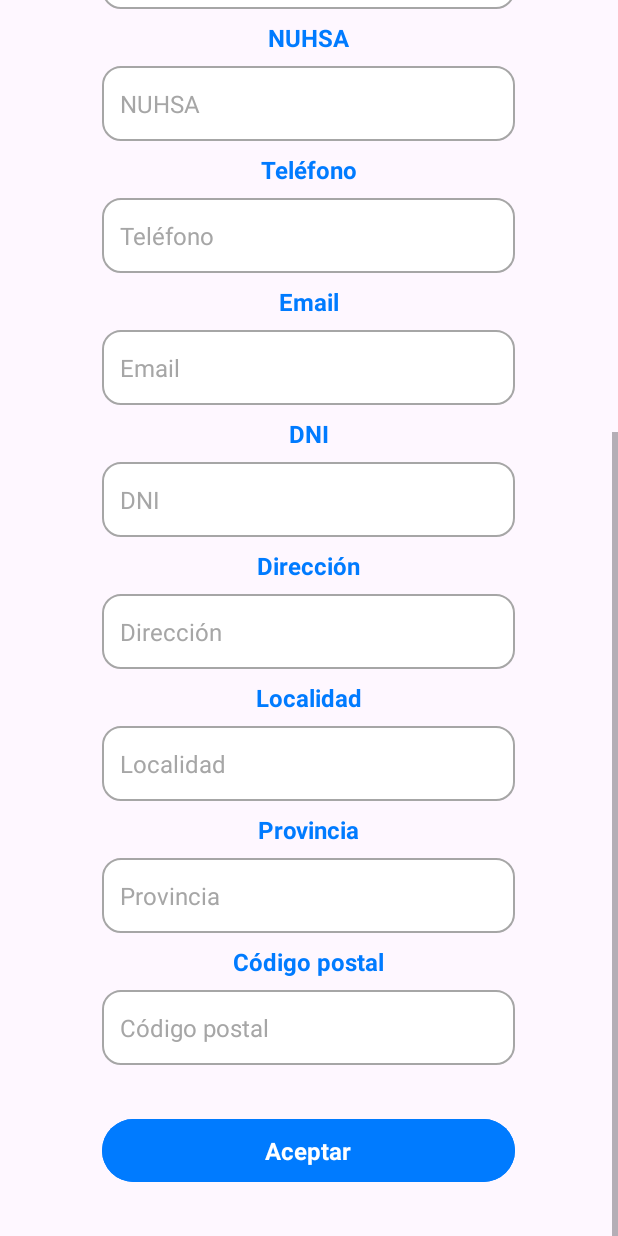
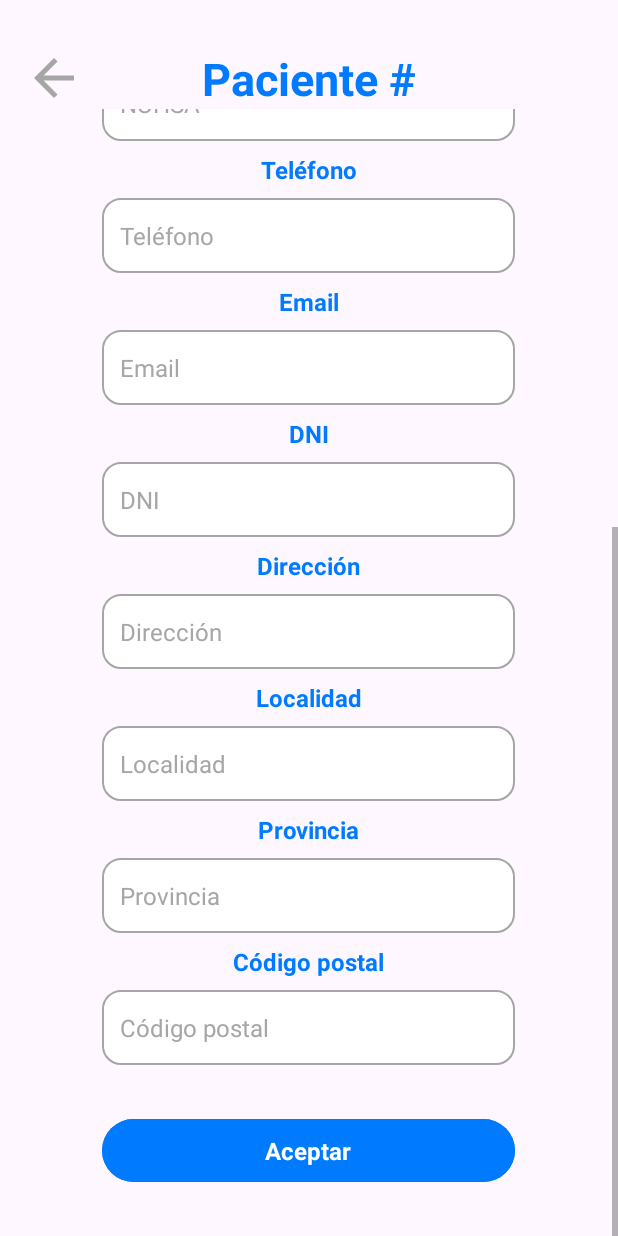
Before and after one commit to JavPueEsc/DiagnoSkin_App, an Android app: the ModificarPacienteActivity screen opened directly, with no data from a screen before it, scrolled down 442 dp, on a phone screen of 412 x 824 dp. Run offline under Robolectric (Android 15) with nearby library versions, the phone set to English and light mode, and no system bars.

Commit message:
Versión 1.9.4: Inclusión de flechas de retroceso en activities. Rediseño de vistas de algunos activities para que sigan mismo patron

```diff
--- a/app/src/main/java/es/studium/opcionpacientes/ModificarPacienteActivity.kt
+++ b/app/src/main/java/es/studium/opcionpacientes/ModificarPacienteActivity.kt
@@ -4,6 +4,7 @@ import android.os.Bundle
 import android.widget.ArrayAdapter
 import android.widget.Button
 import android.widget.EditText
+import android.widget.ImageView
 import android.widget.Spinner
 import android.widget.TextView
 import androidx.appcompat.app.AppCompatActivity
@@ -27,6 +28,8 @@ class ModificarPacienteActivity : AppCompatActivity() {
     private lateinit var txt_provinciaPaciente: EditText
     private lateinit var txt_codigoPostalPaciente: EditText
     private lateinit var btn_aceptar: Button
+    private lateinit var btn_volver : ImageView
+
     //Declaración de extras recibidos
     private var idPacienteRecibido: String? = ""
     private var nombrePacienteRecibido: String? = ""
@@ -80,6 +83,12 @@ class ModificarPacienteActivity : AppCompatActivity() {
         txt_provinciaPaciente = findViewById(R.id.PA_txt_provinciaPaciente_modificarDatosPaciente)
         txt_codigoPostalPaciente = findViewById(R.id.PA_txt_codigoPostalPaciente_modificarDatosPaciente)
         btn_aceptar = findViewById(R.id.PA_btn_aceptar_modificarDatosPaciente)
+        btn_volver = findViewById(R.id.btnVolver_ModificarPacienteActivity)
+
+        //Gestion del Botón volver
+        btn_volver.setOnClickListener {
+            finish()
+        }
 
         //Montar spinner
         AdaptadorSpinnerSexo(R.array.PA_spinner_sexoPaciente_modificarPaciente)
--- /dev/null
+++ b/app/src/main/res/drawable/icono_flecha.xml
@@ -0,0 +1,9 @@
+<vector xmlns:android="http://schemas.android.com/apk/res/android"
+    android:width="24dp"
+    android:height="24dp"
+    android:viewportWidth="24.0"
+    android:viewportHeight="24.0">
+    <path
+        android:fillColor="@color/grisContraste"
+        android:pathData="M20,11H7.83l5.59,-5.59L12,4l-8,8 8,8 1.41,-1.41L7.83,13H20v-2z"/>
+</vector>
--- a/app/src/main/res/drawable/rectangulo_blanco.xml
+++ b/app/src/main/res/drawable/rectangulo_blanco.xml
@@ -5,7 +5,7 @@
     <solid android:color="@color/white" /> <!-- Fondo -->
 
     <stroke
-        android:width="3dp"
+        android:width="1dp"
         android:color="@color/grisContraste" /> <!-- Borde -->
 
     <corners android:radius="12dp" /> <!-- Esquinas redondeadas -->
@@ -14,5 +14,5 @@
         android:left="10dp"
         android:top="5dp"
         android:right="10dp"
-        android:bottom="0dp"/>
+        android:bottom="5dp"/>
 </shape>
--- a/app/src/main/res/layout/login_activity_autenticacion.xml
+++ b/app/src/main/res/layout/login_activity_autenticacion.xml
@@ -107,7 +107,8 @@
         app:layout_constraintBottom_toBottomOf="parent"
         app:layout_constraintEnd_toEndOf="parent"
         app:layout_constraintStart_toStartOf="parent"
-        app:layout_constraintTop_toBottomOf="@+id/LO_rectangulo_huella"
+        app:layout_constraintBottom_toTopOf="@+id/LO_lbl_CrearNuevaCuenta"
+        android:layout_marginBottom="8dp"
         app:layout_constraintVertical_bias="0.157" />
 
     <TextView
@@ -120,6 +121,6 @@
         app:layout_constraintEnd_toEndOf="parent"
         app:layout_constraintHorizontal_bias="0.497"
         app:layout_constraintStart_toStartOf="parent"
-        app:layout_constraintTop_toBottomOf="@+id/LO_btnLogin" />
+        android:layout_marginBottom="32dp" />
 
 </androidx.constraintlayout.widget.ConstraintLayout>
--- a/app/src/main/res/layout/pa_activity_modificar_paciente.xml
+++ b/app/src/main/res/layout/pa_activity_modificar_paciente.xml
@@ -7,26 +7,45 @@
     android:layout_height="match_parent"
     tools:context="es.studium.opcionpacientes.DatosDelPacienteActivity">
 
+    <ImageView
+        android:id="@+id/btnVolver_ModificarPacienteActivity"
+        android:layout_width="40dp"
+        android:layout_height="40dp"
+        android:layout_marginStart="16dp"
+        android:layout_marginTop="32dp"
+        app:layout_constraintBottom_toBottomOf="parent"
+        app:layout_constraintEnd_toEndOf="parent"
+        app:layout_constraintHorizontal_bias="0.0"
+        app:layout_constraintStart_toStartOf="parent"
+        app:layout_constraintTop_toTopOf="parent"
+        app:layout_constraintVertical_bias="0.0"
+        app:srcCompat="@drawable/icono_flecha" />
+
+    <TextView
+        android:id="@+id/PA_lbl_idPaciente_modificarDatosPaciente"
+        style="@style/TextosAzul_tam30"
+        android:layout_width="wrap_content"
+        android:layout_height="wrap_content"
+        android:layout_marginTop="32dp"
+        android:text="@string/PA_lbl_idPaciente_modificarPaciente"
+        app:layout_constraintEnd_toEndOf="parent"
+        app:layout_constraintStart_toStartOf="parent"
+        app:layout_constraintTop_toTopOf="parent" />
+
     <ScrollView
-        android:layout_width="match_parent"
-        android:layout_height="match_parent">
+        android:layout_width="0dp"
+        android:layout_height="0dp"
+        app:layout_constraintTop_toBottomOf="@+id/PA_lbl_idPaciente_modificarDatosPaciente"
+        app:layout_constraintBottom_toBottomOf="parent"
+        app:layout_constraintStart_toStartOf="parent"
+        app:layout_constraintEnd_toEndOf="parent">
+
         <LinearLayout
             android:orientation="vertical"
             android:layout_width="match_parent"
             android:layout_height="wrap_content"
             android:gravity="center"
             >
-
-            <TextView
-                android:id="@+id/PA_lbl_idPaciente_modificarDatosPaciente"
-                style="@style/TextosAzul_tam30"
-                android:layout_width="wrap_content"
-                android:layout_height="wrap_content"
-                android:layout_marginTop="32dp"
-                android:text="@string/PA_lbl_idPaciente_modificarPaciente"
-                app:layout_constraintEnd_toEndOf="parent"
-                app:layout_constraintStart_toStartOf="parent"
-                app:layout_constraintTop_toTopOf="parent" />
 
             <TextView
                 android:id="@+id/PA_lbl_nombrePaciente_modificarDatosPaciente"
--- a/app/src/main/res/values/strings.xml
+++ b/app/src/main/res/values/strings.xml
@@ -36,7 +36,7 @@
     <string name="LO_DialogoBiometria_mensaje">Pulse el sensor de huellas digitales</string>
 
     <!--AltaDatosDeAccesoActivity -->
-    <string name="LO_lbl_tituloNuevaCuentaUsuario">Nueva cuenta de usuario</string>
+    <string name="LO_lbl_tituloNuevaCuentaUsuario">Crear nueva cuenta</string>
     <string name="LO_lbl_subTituloNuevaCuentaUsuario">Datos de Acceso</string>
     <string name="LO_lbl_preguntaNombreUsuario">¿Que nombre de usuario/a desea utilizar?</string>
     <string name="LO_hintNombreUsuario">Nombre de usuario/a*</string>
```
Also changed, not shown: app/src/main/java/es/studium/login/AltaDatosDeAccesoActivity.kt (+8 -0 lines), app/src/main/java/es/studium/login/AltaDatosPersonalesActivity.kt (+7 -0 lines), app/src/main/java/es/studium/opcionpacientes/DatosDelPacienteActivity.kt (+8 -0 lines), app/src/main/java/es/studium/opcionpacientes/PrincipalPacientesActivity.kt (+8 -0 lines), app/src/main/res/layout/login_activity_alta_datos_de_acceso.xml (+17 -2 lines), app/src/main/res/layout/login_activity_alta_datos_personales.xml (+17 -3 lines), app/src/main/res/layout/pa_activity_datos_del_paciente.xml (+14 -0 lines), app/src/main/res/layout/pa_activity_principal_pacientes.xml (+14 -0 lines).
